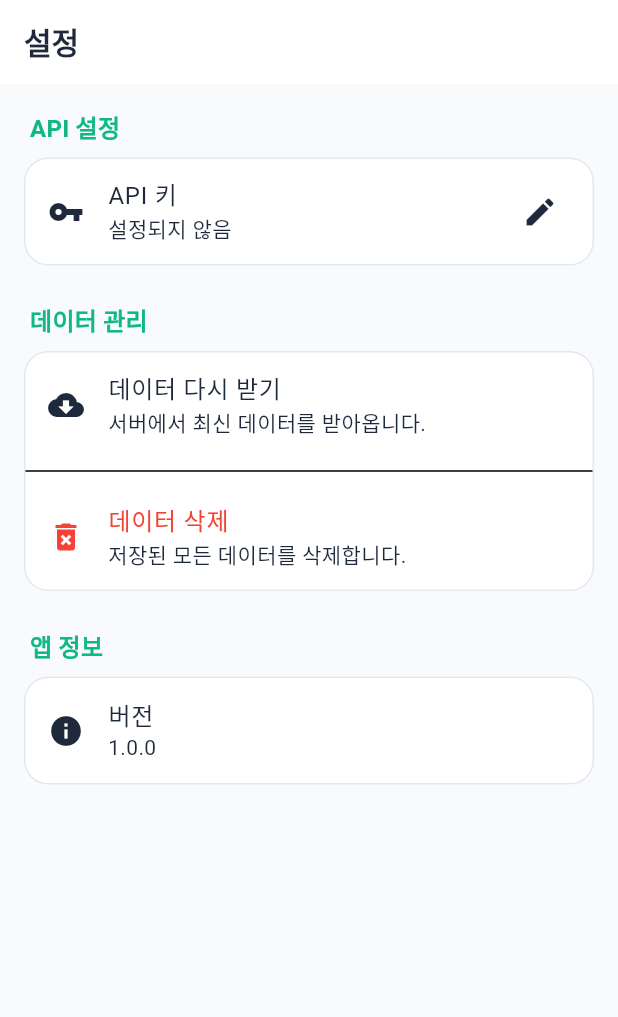
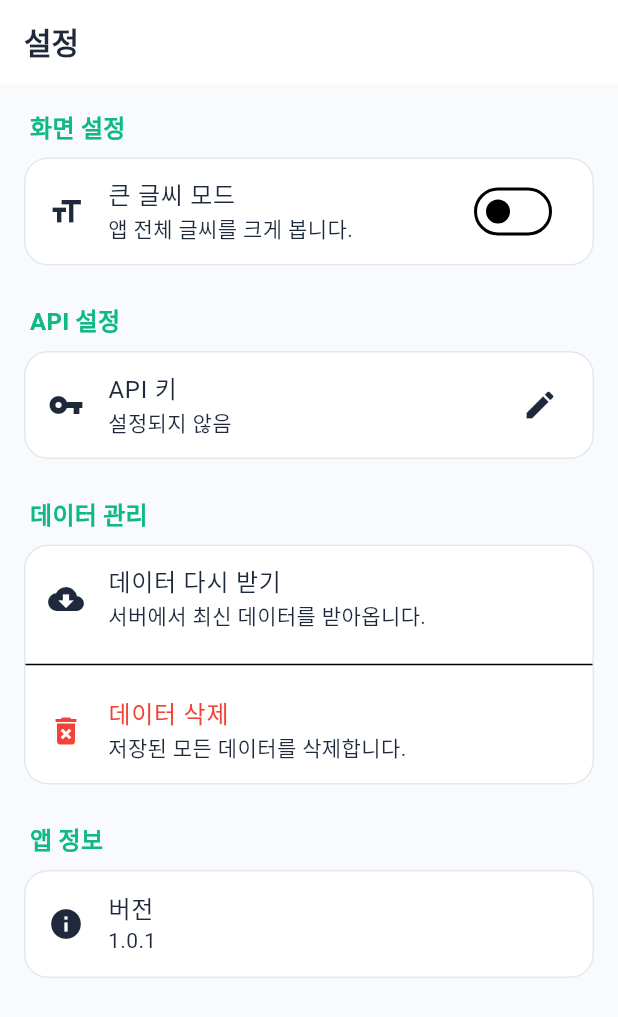
Before and after one commit to jhkwim/HelthFoodSearch, a Flutter app: the SettingsScreen screen opened by its route, on a phone screen of 412 x 824 dp. Shown: the top 1017 px of the screen. Run offline on Flutter 3.47's test engine with Material 3 defaults, Android fonts, the light colour scheme and no system bars; our stand-ins replace bloc, dartz, dio, equatable, flutter_bloc, get_it and 4 more; accounts and stored records are empty; Roboto replaces fonts that are missing (Pretendard); statements that could not run were skipped.

Commit message:
feat: 버전 1.0.1 업데이트 (큰 글씨 모드, 상세 검색 로직 개선, 스플래시 화면 수정)

```diff
--- a/lib/features/search/presentation/bloc/ingredient_search_cubit.dart
+++ b/lib/features/search/presentation/bloc/ingredient_search_cubit.dart
@@ -51,6 +51,12 @@ class IngredientSearchCubit extends Cubit<IngredientSearchState> {
     search();
   }
 
+  void replaceIngredients(List<String> ingredients) {
+    // Replace the entire list and trigger search
+    emit(state.copyWith(selectedIngredients: ingredients));
+    search();
+  }
+
   void setSearchType(IngredientSearchType type) {
     emit(state.copyWith(searchType: type));
     search();
--- a/lib/features/search/presentation/pages/main_screen.dart
+++ b/lib/features/search/presentation/pages/main_screen.dart
@@ -77,7 +77,7 @@ class _MainScreenState extends State<MainScreen> with SingleTickerProviderStateM
                 _tabController.animateTo(1); // Switch to Ingredient Tab
 
                 final cubit = context.read<IngredientSearchCubit>();
-                cubit.addIngredients(ingredients);
+                cubit.replaceIngredients(ingredients);
                 cubit.search();
 
                 if (!isWide) {
--- a/lib/features/setting/domain/entities/app_settings.dart
+++ b/lib/features/setting/domain/entities/app_settings.dart
@@ -3,22 +3,26 @@ import 'package:equatable/equatable.dart';
 class AppSettings extends Equatable {
   final String? apiKey;
   final DateTime? lastSyncTime;
+  final double textScale;
 
   const AppSettings({
     this.apiKey,
     this.lastSyncTime,
+    this.textScale = 1.0,
   });
 
   AppSettings copyWith({
     String? apiKey,
     DateTime? lastSyncTime,
+    double? textScale,
   }) {
     return AppSettings(
       apiKey: apiKey ?? this.apiKey,
       lastSyncTime: lastSyncTime ?? this.lastSyncTime,
+      textScale: textScale ?? this.textScale,
     );
   }
 
   @override
-  List<Object?> get props => [apiKey, lastSyncTime];
+  List<Object?> get props => [apiKey, lastSyncTime, textScale];
 }
--- a/lib/features/setting/domain/repositories/i_settings_repository.dart
+++ b/lib/features/setting/domain/repositories/i_settings_repository.dart
@@ -8,4 +8,6 @@ abstract class ISettingsRepository {
   Future<Either<Failure, void>> saveApiKey(String apiKey);
 
   Future<Either<Failure, void>> clearData();
+
+  Future<Either<Failure, void>> saveTextScale(double scale);
 }
--- /dev/null
+++ b/lib/features/setting/domain/usecases/save_text_scale_usecase.dart
@@ -0,0 +1,17 @@
+import 'package:dartz/dartz.dart';
+import 'package:injectable/injectable.dart';
+import '../../../../core/error/failures.dart';
+import '../../../../core/usecases/usecase.dart';
+import '../repositories/i_settings_repository.dart';
+
+@lazySingleton
+class SaveTextScaleUseCase implements UseCase<void, double> {
+  final ISettingsRepository repository;
+
+  SaveTextScaleUseCase(this.repository);
+
+  @override
+  Future<Either<Failure, void>> call(double params) async {
+    return await repository.saveTextScale(params);
+  }
+}
--- a/lib/features/setting/presentation/bloc/settings_cubit.dart
+++ b/lib/features/setting/presentation/bloc/settings_cubit.dart
@@ -6,6 +6,7 @@ import 'package:health_food_search/core/usecases/usecase.dart';
 import '../../domain/entities/app_settings.dart';
 import '../../domain/usecases/get_settings_usecase.dart';
 import '../../domain/usecases/save_api_key_usecase.dart';
+import '../../domain/usecases/save_text_scale_usecase.dart';
 
 part 'settings_state.dart';
 
@@ -13,8 +14,13 @@ part 'settings_state.dart';
 class SettingsCubit extends Cubit<SettingsState> {
   final GetSettingsUseCase getSettingsUseCase;
   final SaveApiKeyUseCase saveApiKeyUseCase;
+  final SaveTextScaleUseCase saveTextScaleUseCase;
 
-  SettingsCubit(this.getSettingsUseCase, this.saveApiKeyUseCase) : super(SettingsInitial());
+  SettingsCubit(
+    this.getSettingsUseCase,
+    this.saveApiKeyUseCase,
+    this.saveTextScaleUseCase,
+  ) : super(SettingsInitial());
 
   Future<void> checkSettings() async {
     emit(SettingsLoading());
@@ -22,11 +28,8 @@ class SettingsCubit extends Cubit<SettingsState> {
     result.fold(
       (failure) => emit(SettingsError(failure.message)),
       (settings) {
-        if (settings.apiKey != null && settings.apiKey!.isNotEmpty) {
-          emit(SettingsLoaded(settings));
-        } else {
-          emit(const SettingsLoaded(AppSettings(), isApiKeyMissing: true));
-        }
+        // Emit loaded even if API key is missing, but flag it
+        emit(SettingsLoaded(settings, isApiKeyMissing: settings.apiKey == null || settings.apiKey!.isEmpty));
       },
     );
   }
@@ -39,4 +42,15 @@ class SettingsCubit extends Cubit<SettingsState> {
       (_) => checkSettings(),
     );
   }
+
+  Future<void> toggleLargeText(bool enabled) async {
+    final scale = enabled ? 1.3 : 1.0;
+    // Optimistic update or reload? Reloading is safer for now.
+    emit(SettingsLoading());
+    final result = await saveTextScaleUseCase(scale);
+    result.fold(
+      (failure) => emit(SettingsError(failure.message)),
+      (_) => checkSettings(),
+    );
+  }
 }
--- a/lib/features/setting/presentation/pages/settings_screen.dart
+++ b/lib/features/setting/presentation/pages/settings_screen.dart
@@ -12,18 +12,32 @@ class SettingsScreen extends StatelessWidget {
   Widget build(BuildContext context) {
     return MultiBlocProvider(
       providers: [
-        BlocProvider(create: (context) => getIt<SettingsCubit>()..checkSettings()),
-        BlocProvider(create: (context) => getIt<DataSyncCubit>()), // For checking/clearing data
+        // SettingsCubit is now global in main.dart
+        BlocProvider(create: (context) => getIt<DataSyncCubit>()),
       ],
       child: Scaffold(
         appBar: AppBar(title: const Text('설정')),
         body: BlocBuilder<SettingsCubit, SettingsState>(
           builder: (context, state) {
             final apiKey = (state is SettingsLoaded) ? state.settings.apiKey : '';
+            final isLargeText = (state is SettingsLoaded) ? state.settings.textScale > 1.0 : false;
 
             return ListView(
               padding: const EdgeInsets.all(16),
               children: [
+                _buildSectionTitle(context, '화면 설정'),
+                Card(
+                  child: SwitchListTile(
+                    secondary: const Icon(Icons.format_size),
+                    title: const Text('큰 글씨 모드'),
+                    subtitle: const Text('앱 전체 글씨를 크게 봅니다.'),
+                    value: isLargeText,
+                    onChanged: (value) {
+                      context.read<SettingsCubit>().toggleLargeText(value);
+                    },
+                  ),
+                ),
+                const SizedBox(height: 24),
                 _buildSectionTitle(context, 'API 설정'),
                 Card(
                   child: ListTile(
@@ -46,7 +60,6 @@ class SettingsScreen extends StatelessWidget {
                         title: const Text('데이터 다시 받기'),
                         subtitle: const Text('서버에서 최신 데이터를 받아옵니다.'),
                         onTap: () {
-                          // Allow re-download. Go to download screen.
                           context.push('/download');
                         },
                       ),
@@ -69,13 +82,6 @@ class SettingsScreen extends StatelessWidget {
                            );
 
                            if (confirm == true && context.mounted) {
-                             // Assuming we have a clear function in repository,
-                             // but DataSyncCubit doesn't expose it directly yet.
-                             // We might need to add clearData to DataSyncCubit or SettingsCubit?
-                             // Requirement said "Settings screen to delete/download".
-                             // Let's assume re-download overwrites or clears.
-                             // For explicit delete, we would need a method.
-                             // For now, let's just show a snackbar saying "Use Re-download to refresh".
                              ScaffoldMessenger.of(context).showSnackBar(const SnackBar(content: Text('데이터 다시 받기를 수행하면 데이터가 갱신됩니다.')));
                            }
                         },
@@ -89,7 +95,7 @@ class SettingsScreen extends StatelessWidget {
                   child: ListTile(
                     leading: Icon(Icons.info),
                     title: Text('버전'),
-                    subtitle: Text('1.0.0'),
+                    subtitle: Text('1.0.1'),
                   ),
                 ),
               ],
--- a/pubspec.yaml
+++ b/pubspec.yaml
@@ -16,7 +16,7 @@ publish_to: 'none' # Remove this line if you wish to publish to pub.dev
 # https://developer.apple.com/library/archive/documentation/General/Reference/InfoPlistKeyReference/Articles/CoreFoundationKeys.html
 # In Windows, build-name is used as the major, minor, and patch parts
 # of the product and file versions while build-number is used as the build suffix.
-version: 1.0.0+1
+version: 1.0.1+2
 
 environment:
   sdk: ^3.10.1
```
Also changed, not shown: lib/features/search/presentation/widgets/ingredient_search_tab.dart (+8 -0 lines), lib/features/setting/data/repositories/settings_repository_impl.dart (+13 -1 lines), lib/features/splash/presentation/pages/splash_screen.dart (+36 -19 lines), lib/main.dart (+25 -5 lines), lib/core/di/injection.config.dart.
